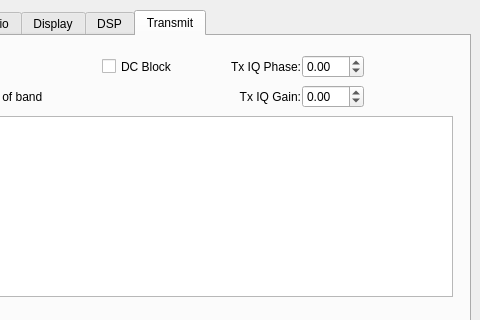
This is trunk/src/QtRadio/Configure.ui in alexlee188/ghpsdr3-alex as Qt 5 draws it before an edit; both pictures show x 160 to 640 and y 0 to 320 of the 640 by 431 pixel window. The edited form follows.
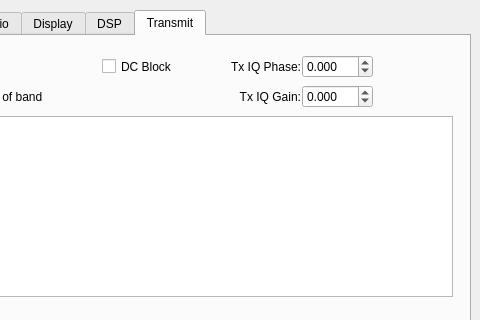
This is the edited form. The open tabs and pages were chosen to show the change.

Commit message: QtRadio: increase precision of TX Gain and Phase to 3 decimals

The edit to the form file:
```diff
--- a/trunk/src/QtRadio/Configure.ui
+++ b/trunk/src/QtRadio/Configure.ui
@@ -2117,10 +2117,13 @@
       <rect>
        <x>450</x>
        <y>19</y>
-       <width>62</width>
+       <width>71</width>
        <height>23</height>
       </rect>
      </property>
+     <property name="decimals">
+      <number>3</number>
+     </property>
      <property name="minimum">
       <double>-99.000000000000000</double>
      </property>
@@ -2162,10 +2165,13 @@
       <rect>
        <x>450</x>
        <y>49</y>
-       <width>62</width>
+       <width>71</width>
        <height>23</height>
       </rect>
      </property>
+     <property name="decimals">
+      <number>3</number>
+     </property>
      <property name="minimum">
       <double>-99.000000000000000</double>
      </property>
```
Left out of the diff: 8 changed lines with no effect on the pictures.
